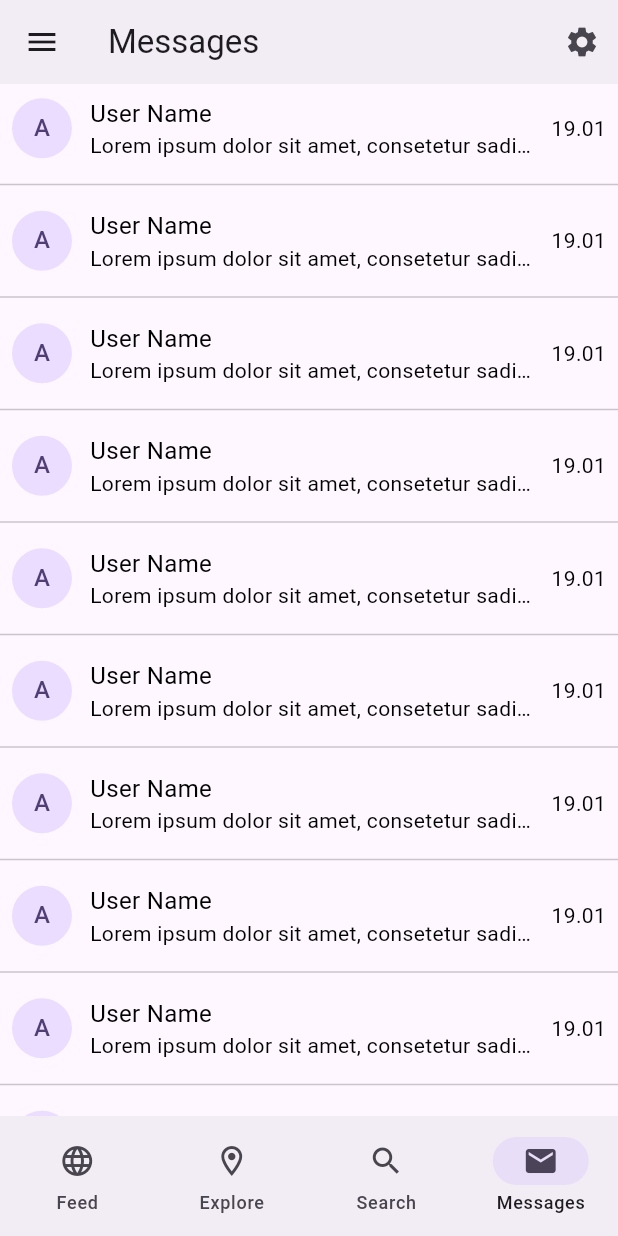
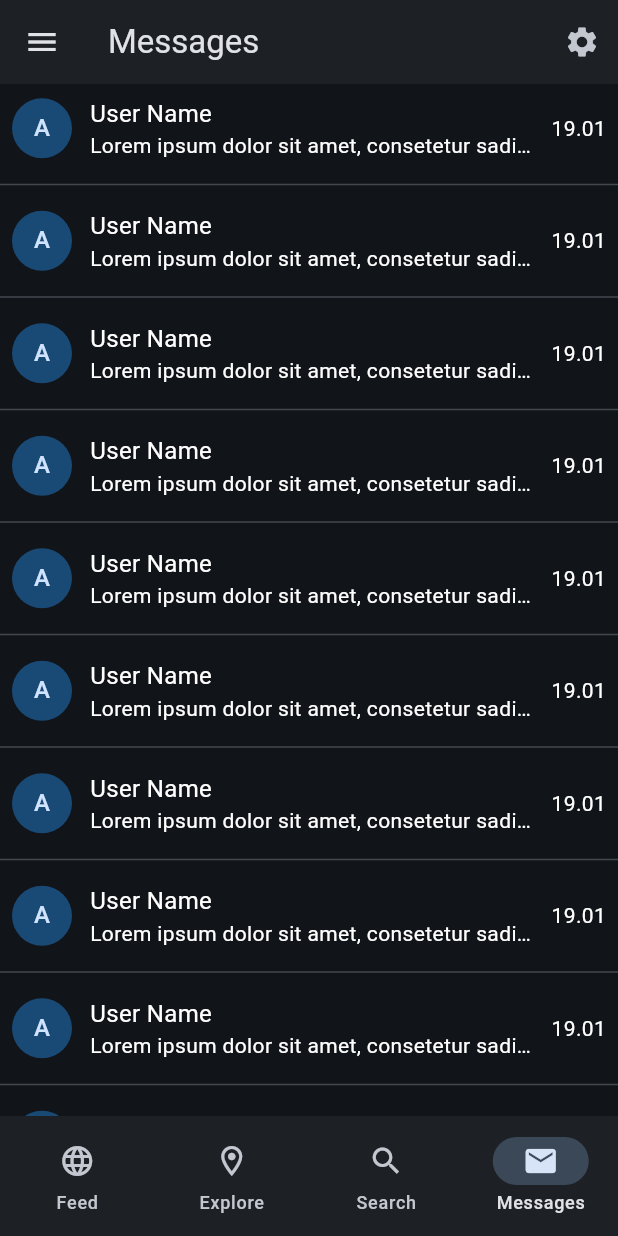
Before and after one commit to leoVolk/groundhopping_poc, a Flutter app: the screen it shows after launch, item 4 of the bottom bar chosen, on a phone screen of 412 x 824 dp. Run offline on Flutter 3.47's test engine with Material 3 defaults, Android fonts, the phone set to English and light mode, and no system bars; our stand-ins replace flutter_map, latlong2; network calls fail.

Commit message:
feat: :sparkles: adde dark mode

```diff
--- a/lib/main.dart
+++ b/lib/main.dart
@@ -18,9 +18,13 @@ class MyApp extends StatelessWidget {
       title: 'Flutter Demo',
       theme: ThemeData(
           colorScheme: ColorScheme.fromSeed(
-              seedColor: Colors.deepPurple, brightness: Brightness.light),
-          useMaterial3: true,
+              seedColor: Colors.blue, brightness: Brightness.light),
           typography: Typography.material2021()),
+      darkTheme: ThemeData(
+          colorScheme: ColorScheme.fromSeed(
+              seedColor: Colors.blue, brightness: Brightness.dark),
+          typography: Typography.material2021()),
+      themeMode: ThemeMode.dark,
       home: const MyHomePage(title: 'Flutter Demo Home Page'),
     );
   }
@@ -36,7 +40,7 @@ class MyHomePage extends StatefulWidget {
 }
 
 class _MyHomePageState extends State<MyHomePage> {
-  int currentPageIndex = 0;
+  int _currentPageIndex = 0;
 
   @override
   Widget build(BuildContext context) {
@@ -46,7 +50,7 @@ class _MyHomePageState extends State<MyHomePage> {
         ExploreView(),
         SearchView(),
         MessagesView()
-      ][currentPageIndex],
+      ][_currentPageIndex],
       bottomNavigationBar: NavigationBar(
         destinations: [
           NavigationDestination(
@@ -70,9 +74,9 @@ class _MyHomePageState extends State<MyHomePage> {
               label: 'Messages'),
         ],
         onDestinationSelected: (int index) => setState(() {
-          currentPageIndex = index;
+          _currentPageIndex = index;
         }),
-        selectedIndex: currentPageIndex,
+        selectedIndex: _currentPageIndex,
       ),
     );
   }
```
Also changed, not shown: lib/widgets/match/matchheader.dart (+9 -4 lines).
